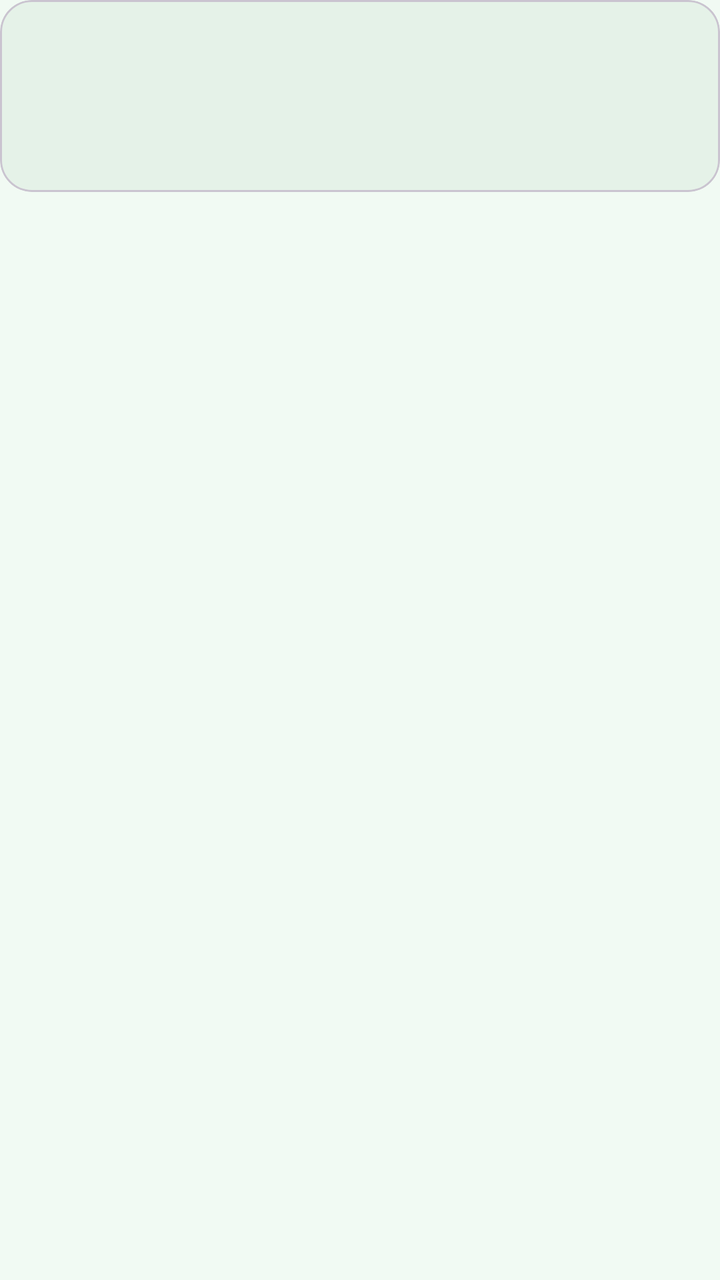
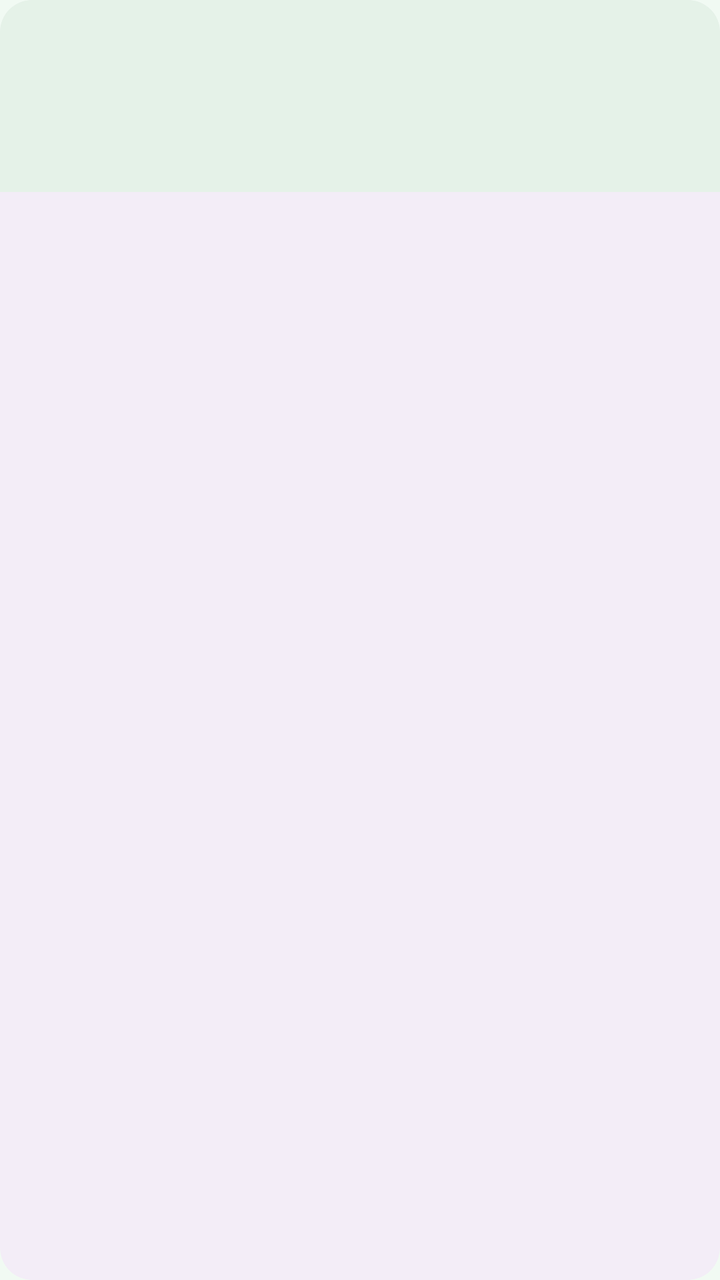

The first picture is an Android layout as it rendered before a commit; the second is the same layout after the commit. The layout source and the unified diff follow.
<!-- AndroidManifest.xml: application theme Theme.PlantDiseases -->
<!-- res/layout/item_similar_scan.xml -->
<?xml version="1.0" encoding="utf-8"?>
<LinearLayout xmlns:android="http://schemas.android.com/apk/res/android"
    xmlns:app="http://schemas.android.com/apk/res-auto"
    android:layout_width="96dp"
    android:layout_height="wrap_content"
    android:orientation="vertical"
    android:layout_marginEnd="@dimen/space_sm"
    android:clickable="true"
    android:focusable="true"
    android:background="?android:attr/selectableItemBackground">

    <com.google.android.material.card.MaterialCardView
        android:layout_width="match_parent"
        android:layout_height="96dp"
        app:cardCornerRadius="@dimen/radius_md"
        app:cardElevation="0dp"
        app:cardBackgroundColor="@color/surface_variant">

        <ImageView
            android:id="@+id/iv_similar_thumb"
            android:layout_width="match_parent"
            android:layout_height="match_parent"
            android:scaleType="centerCrop"
            android:contentDescription="@null" />

    </com.google.android.material.card.MaterialCardView>

    <TextView
        android:id="@+id/tv_similar_label"
        android:layout_width="match_parent"
        android:layout_height="wrap_content"
        android:layout_marginTop="@dimen/space_xs"
        android:gravity="center"
        android:maxLines="2"
        android:ellipsize="end"
        android:textSize="@dimen/text_caption"
        android:textColor="@color/on_surface_secondary"
        android:lineSpacingExtra="1dp" />

</LinearLayout>
<!-- resources referenced by this layout -->
<resources>
  <color name="on_surface_secondary">#475749</color>
  <color name="surface_variant">#E5F2E8</color>
  <dimen name="radius_md">16dp</dimen>
  <dimen name="space_sm">8dp</dimen>
  <dimen name="space_xs">4dp</dimen>
  <dimen name="text_caption">11sp</dimen>
  <style name="Theme.PlantDiseases" parent="Theme.Material3.DayNight.NoActionBar">
          <item name="colorPrimary">@color/primary</item>
          <item name="colorPrimaryDark">@color/primary_dark</item>
          <item name="colorOnPrimary">@color/on_primary</item>
          <item name="colorPrimaryContainer">@color/primary_light</item>
          <item name="colorSecondary">@color/secondary</item>
          <item name="colorOnSecondary">@color/on_secondary</item>
          <item name="colorSecondaryContainer">@color/primary_light</item>
          <item name="android:colorBackground">@color/background</item>
          <item name="colorSurface">@color/surface</item>
          <item name="colorSurfaceVariant">@color/surface_variant</item>
          <item name="colorOnSurface">@color/on_surface</item>
          <item name="colorOnSurfaceVariant">@color/on_surface_secondary</item>
          
          <item name="android:statusBarColor">@android:color/transparent</item>
          <item name="android:windowLightStatusBar">false</item>
          <item name="android:navigationBarColor">@color/background</item>
  
          
          <item name="appBarLayoutStyle">@style/Widget.Material3.AppBarLayout</item>
      </style>
  <color name="primary">#0F7A3E</color>
  <color name="primary_dark">#063B1F</color>
  <color name="on_primary">#FFFFFF</color>
  <color name="primary_light">#D7F1DD</color>
  <color name="secondary">#5DD08C</color>
  <color name="on_secondary">#FFFFFF</color>
  <color name="background">#F1FAF3</color>
  <color name="surface">#FFFFFF</color>
  <color name="on_surface">#0E1A11</color>
</resources>

<!-- the commit's change to res/layout/item_similar_scan.xml (unified diff, before → after) -->
@@ -1,40 +1,67 @@
 <?xml version="1.0" encoding="utf-8"?>
-<LinearLayout xmlns:android="http://schemas.android.com/apk/res/android"
+<com.google.android.material.card.MaterialCardView
+    xmlns:android="http://schemas.android.com/apk/res/android"
     xmlns:app="http://schemas.android.com/apk/res-auto"
-    android:layout_width="96dp"
+    android:layout_width="160dp"
     android:layout_height="wrap_content"
-    android:orientation="vertical"
-    android:layout_marginEnd="@dimen/space_sm"
+    android:layout_marginEnd="@dimen/space_md"
     android:clickable="true"
     android:focusable="true"
-    android:background="?android:attr/selectableItemBackground">
+    app:cardCornerRadius="@dimen/radius_md"
+    app:cardElevation="0dp"
+    app:cardBackgroundColor="?attr/colorSurfaceContainer"
+    app:strokeWidth="0dp">
 
-    <com.google.android.material.card.MaterialCardView
+    <LinearLayout
         android:layout_width="match_parent"
-        android:layout_height="96dp"
-        app:cardCornerRadius="@dimen/radius_md"
-        app:cardElevation="0dp"
-        app:cardBackgroundColor="@color/surface_variant">
+        android:layout_height="wrap_content"
+        android:orientation="vertical">
 
         <ImageView
             android:id="@+id/iv_similar_thumb"
             android:layout_width="match_parent"
-            android:layout_height="match_parent"
+            android:layout_height="96dp"
             android:scaleType="centerCrop"
+            android:background="?attr/colorSurfaceVariant"
             android:contentDescription="@null" />
 
-    </com.google.android.material.card.MaterialCardView>
+        <LinearLayout
+            android:layout_width="match_parent"
+            android:layout_height="wrap_content"
+            android:orientation="vertical"
+            android:paddingHorizontal="@dimen/space_md"
+            android:paddingVertical="@dimen/space_sm">
 
-    <TextView
-        android:id="@+id/tv_similar_label"
-        android:layout_width="match_parent"
-        android:layout_height="wrap_content"
-        android:layout_marginTop="@dimen/space_xs"
-        android:gravity="center"
-        android:maxLines="2"
-        android:ellipsize="end"
-        android:textSize="@dimen/text_caption"
-        android:textColor="@color/on_surface_secondary"
-        android:lineSpacingExtra="1dp" />
+            <TextView
+                android:id="@+id/tv_similar_label"
+                android:layout_width="match_parent"
+                android:layout_height="wrap_content"
+                android:textAppearance="@style/TextAppearance.App.Body"
+                android:textColor="?attr/colorOnSurface"
+                android:fontFamily="sans-serif-medium"
+                android:maxLines="2"
+                android:ellipsize="end" />
 
-</LinearLayout>
+            <TextView
+                android:id="@+id/tv_similar_region"
+                android:layout_width="match_parent"
+                android:layout_height="wrap_content"
+                android:layout_marginTop="2dp"
+                android:textAppearance="@style/TextAppearance.App.Caption"
+                android:textColor="?attr/colorOnSurfaceVariant"
+                android:maxLines="1"
+                android:ellipsize="end" />
+
+            <TextView
+                android:id="@+id/tv_similar_time"
+                android:layout_width="match_parent"
+                android:layout_height="wrap_content"
+                android:layout_marginTop="2dp"
+                android:textAppearance="@style/TextAppearance.App.Caption"
+                android:textColor="?attr/colorOnSurfaceVariant" />
+
+        </LinearLayout>
+
+    </LinearLayout>
+
+</com.google.android.material.card.MaterialCardView>
<!-- resource entries referenced after the edit -->
@@ -3,8 +3,19 @@
   <color name="on_surface_secondary">#475749</color>
   <color name="surface_variant">#E5F2E8</color>
   <dimen name="radius_md">16dp</dimen>
+  <dimen name="space_md">12dp</dimen>
   <dimen name="space_sm">8dp</dimen>
-  <dimen name="space_xs">4dp</dimen>
+  <style name="TextAppearance.App.Body" parent="TextAppearance.Material3.BodyMedium">
+          <item name="android:textSize">@dimen/text_body</item>
+          <item name="android:textColor">@color/on_surface_secondary</item>
+          <item name="android:lineSpacingExtra">3sp</item>
+      </style>
+  <style name="TextAppearance.App.Caption" parent="TextAppearance.Material3.LabelSmall">
+          <item name="android:textSize">@dimen/text_caption</item>
+          <item name="android:textColor">@color/on_surface_secondary</item>
+          <item name="android:textAllCaps">true</item>
+          <item name="android:letterSpacing">0.08</item>
+      </style>
   <dimen name="text_caption">11sp</dimen>
   <style name="Theme.PlantDiseases" parent="Theme.Material3.DayNight.NoActionBar">
           <item name="colorPrimary">@color/primary</item>
@@ -27,6 +38,7 @@
           
           <item name="appBarLayoutStyle">@style/Widget.Material3.AppBarLayout</item>
       </style>
+  <dimen name="text_body">14sp</dimen>
   <color name="primary">#0F7A3E</color>
   <color name="primary_dark">#063B1F</color>
   <color name="on_primary">#FFFFFF</color>
